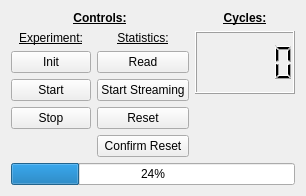
Qt form ui/w_cycletester.ui (johnbatzer18/biomech_flexsea-plan) before a commit.
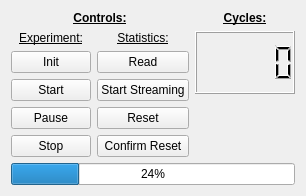
The same form after that commit.

Commit message: Pause button, better CycleTester logic

The edit to the form file:
```diff
--- a/ui/w_cycletester.ui
+++ b/ui/w_cycletester.ui
@@ -64,13 +64,6 @@
        </property>
       </widget>
      </item>
-     <item row="4" column="0">
-      <widget class="QPushButton" name="pushButtonStop">
-       <property name="text">
-        <string>Stop</string>
-       </property>
-      </widget>
-     </item>
      <item row="3" column="0">
       <widget class="QPushButton" name="pushButtonStart">
        <property name="text">
@@ -92,6 +85,20 @@
        </property>
       </widget>
      </item>
+     <item row="5" column="0">
+      <widget class="QPushButton" name="pushButtonStop">
+       <property name="text">
+        <string>Stop</string>
+       </property>
+      </widget>
+     </item>
+     <item row="4" column="0">
+      <widget class="QPushButton" name="pushButtonPause">
+       <property name="text">
+        <string>Pause</string>
+       </property>
+      </widget>
+     </item>
     </layout>
    </item>
    <item row="0" column="1">
```
The commit also changes 2 other files.
